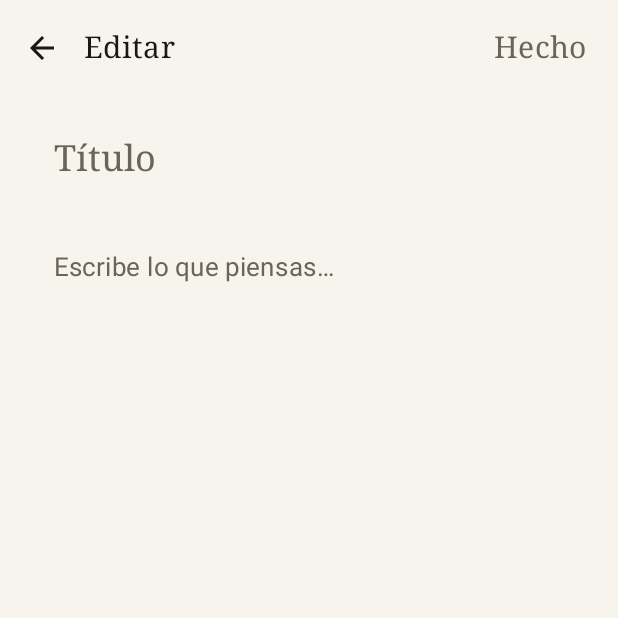
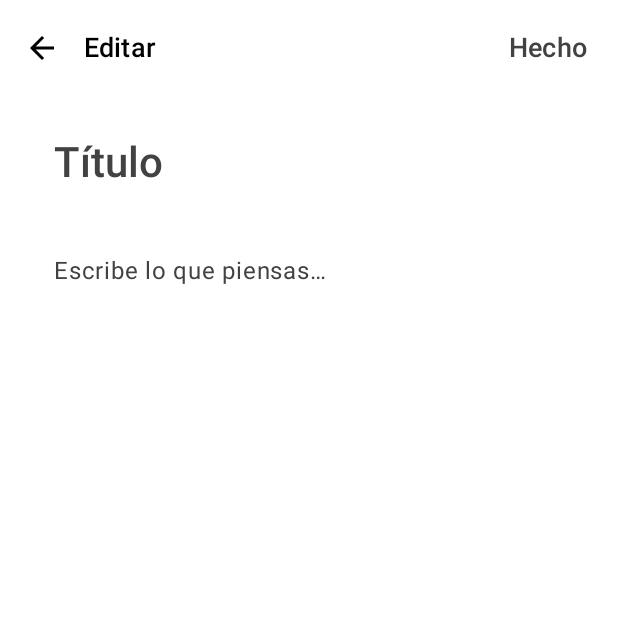
Before and after one commit to wandersepulveda2013/ordia-android, an Android app built with Jetpack Compose: the screen it shows after launch (MainActivity), after a tap on an icon or button, on a phone screen of 412 x 824 dp, the top half of it. Run offline under Robolectric (Android 15) with nearby library versions, the phone set to English and light mode, and no system bars; our stand-ins replace Room's generated code; 3 other taps on this screen came first.

Commit message:
feat(design): implement base design system and typography (WAVE 1)
- Created a robust foundational monochromatic palette with semantic accents (`Colors.kt`) matching the 'Less is more' requirement.
- Replaced default Compose typography with a meticulously spaced `OrdiaTypography` (`Type.kt`) using lighter weights and generous line heights as per rules.
- Set up custom Compose UI wrappers `OrdiaSurface`, `OrdiaTopBar`, `OrdiaInput`, `OrdiaListItem` inside a new component layer (`OrdiaDesignSystem.kt`).
- Upgraded the `NotesListScreen` to use `OrdiaTopBar` and `OrdiaListItem`, significantly reducing visual clutter.
- Upgraded the `NoteEditorScreen` to use `OrdiaInput`, and added a `LaunchedEffect(focusRequester)` to automatically pop up the keyboard for new notes, dramatically reducing interaction friction.
- Cleaned up obsolete color definitions (`PaperColors.kt`) to prevent tech debt.

Co-authored-by: wandersepulveda2013 <308435692+wandersepulveda2013@users.noreply.github.com>

```diff
--- a/app/src/main/java/com/ordia/app/ui/NotepadApp.kt
+++ b/app/src/main/java/com/ordia/app/ui/NotepadApp.kt
@@ -10,11 +10,11 @@ import androidx.compose.runtime.setValue
 import androidx.lifecycle.viewmodel.compose.viewModel
 import com.ordia.app.ui.screens.NoteEditorScreen
 import com.ordia.app.ui.screens.NotesListScreen
-import com.ordia.app.ui.theme.NotepadTheme
+import com.ordia.app.ui.theme.OrdiaTheme
 
 @Composable
 fun NotepadApp(viewModel: NotepadViewModel = viewModel()) {
-    NotepadTheme {
+    OrdiaTheme {
         val notes by viewModel.notes.collectAsState()
         var editingId by rememberSaveable { mutableStateOf<Long?>(null) }
         var creating by rememberSaveable { mutableStateOf(false) }
--- /dev/null
+++ b/app/src/main/java/com/ordia/app/ui/components/OrdiaDesignSystem.kt
@@ -0,0 +1,170 @@
+package com.ordia.app.ui.components
+
+import androidx.compose.foundation.clickable
+import androidx.compose.foundation.interaction.MutableInteractionSource
+import androidx.compose.foundation.layout.Box
+import androidx.compose.foundation.layout.Column
+import androidx.compose.foundation.layout.Row
+import androidx.compose.foundation.layout.RowScope
+import androidx.compose.foundation.layout.WindowInsets
+import androidx.compose.foundation.layout.fillMaxWidth
+import androidx.compose.foundation.layout.padding
+import androidx.compose.foundation.text.KeyboardActions
+import androidx.compose.foundation.text.KeyboardOptions
+import androidx.compose.material3.ExperimentalMaterial3Api
+import androidx.compose.material3.MaterialTheme
+import androidx.compose.material3.Surface
+import androidx.compose.material3.Text
+import androidx.compose.material3.TextField
+import androidx.compose.material3.TextFieldColors
+import androidx.compose.material3.TextFieldDefaults
+import androidx.compose.material3.TopAppBar
+import androidx.compose.material3.TopAppBarColors
+import androidx.compose.material3.TopAppBarDefaults
+import androidx.compose.material3.TopAppBarScrollBehavior
+import androidx.compose.runtime.Composable
+import androidx.compose.runtime.remember
+import androidx.compose.ui.Alignment
+import androidx.compose.ui.Modifier
+import androidx.compose.ui.graphics.Color
+import androidx.compose.ui.graphics.Shape
+import androidx.compose.ui.text.TextStyle
+import androidx.compose.ui.unit.Dp
+import androidx.compose.ui.unit.dp
+
+@Composable
+fun OrdiaSurface(
+    modifier: Modifier = Modifier,
+    shape: Shape = MaterialTheme.shapes.medium,
+    color: Color = MaterialTheme.colorScheme.surface,
+    contentColor: Color = MaterialTheme.colorScheme.onSurface,
+    tonalElevation: Dp = 0.dp,
+    shadowElevation: Dp = 0.dp,
+    content: @Composable () -> Unit
+) {
+    Surface(
+        modifier = modifier,
+        shape = shape,
+        color = color,
+        contentColor = contentColor,
+        tonalElevation = tonalElevation,
+        shadowElevation = shadowElevation,
+        content = content
+    )
+}
+
+@OptIn(ExperimentalMaterial3Api::class)
+@Composable
+fun OrdiaTopBar(
+    title: @Composable () -> Unit,
+    modifier: Modifier = Modifier,
+    navigationIcon: @Composable () -> Unit = {},
+    actions: @Composable RowScope.() -> Unit = {},
+    windowInsets: WindowInsets = TopAppBarDefaults.windowInsets,
+    colors: TopAppBarColors = TopAppBarDefaults.topAppBarColors(
+        containerColor = MaterialTheme.colorScheme.background,
+        titleContentColor = MaterialTheme.colorScheme.onBackground,
+    ),
+    scrollBehavior: TopAppBarScrollBehavior? = null
+) {
+    TopAppBar(
+        title = title,
+        modifier = modifier,
+        navigationIcon = navigationIcon,
+        actions = actions,
+        windowInsets = windowInsets,
+        colors = colors,
+        scrollBehavior = scrollBehavior
+    )
+}
+
+@Composable
+fun OrdiaInput(
+    value: String,
+    onValueChange: (String) -> Unit,
+    modifier: Modifier = Modifier,
+    enabled: Boolean = true,
+    readOnly: Boolean = false,
+    textStyle: TextStyle = MaterialTheme.typography.bodyLarge,
+    label: @Composable (() -> Unit)? = null,
+    placeholder: @Composable (() -> Unit)? = null,
+    leadingIcon: @Composable (() -> Unit)? = null,
+    trailingIcon: @Composable (() -> Unit)? = null,
+    supportingText: @Composable (() -> Unit)? = null,
+    isError: Boolean = false,
+    keyboardOptions: KeyboardOptions = KeyboardOptions.Default,
+    keyboardActions: KeyboardActions = KeyboardActions.Default,
+    singleLine: Boolean = false,
+    maxLines: Int = if (singleLine) 1 else Int.MAX_VALUE,
+    minLines: Int = 1,
+    colors: TextFieldColors = TextFieldDefaults.colors(
+        focusedContainerColor = Color.Transparent,
+        unfocusedContainerColor = Color.Transparent,
+        focusedIndicatorColor = Color.Transparent,
+        unfocusedIndicatorColor = Color.Transparent,
+    )
+) {
+    TextField(
+        value = value,
+        onValueChange = onValueChange,
+        modifier = modifier,
+        enabled = enabled,
+        readOnly = readOnly,
+        textStyle = textStyle,
+        label = label,
+        placeholder = placeholder,
+        leadingIcon = leadingIcon,
+        trailingIcon = trailingIcon,
+        supportingText = supportingText,
+        isError = isError,
+        keyboardOptions = keyboardOptions,
+        keyboardActions = keyboardActions,
+        singleLine = singleLine,
+        maxLines = maxLines,
+        minLines = minLines,
+        colors = colors
+    )
+}
+
+@Composable
+fun OrdiaListItem(
+    headlineContent: @Composable () -> Unit,
+    modifier: Modifier = Modifier,
+    overlineContent: @Composable (() -> Unit)? = null,
+    supportingContent: @Composable (() -> Unit)? = null,
+    leadingContent: @Composable (() -> Unit)? = null,
+    trailingContent: @Composable (() -> Unit)? = null,
+    onClick: (() -> Unit)? = null
+) {
+    Row(
+        modifier = modifier
+            .fillMaxWidth()
+            .then(if (onClick != null) Modifier.clickable(onClick = onClick) else Modifier)
+            .padding(horizontal = 20.dp, vertical = 16.dp),
+        verticalAlignment = Alignment.Top,
+    ) {
+        if (leadingContent != null) {
+            Box(modifier = Modifier.padding(end = 16.dp)) {
+                leadingContent()
+            }
+        }
+        Column(modifier = Modifier.weight(1f)) {
+            if (overlineContent != null) {
+                Box(modifier = Modifier.padding(bottom = 4.dp)) {
+                    overlineContent()
+                }
+            }
+            headlineContent()
+            if (supportingContent != null) {
+                Box(modifier = Modifier.padding(top = 4.dp)) {
+                    supportingContent()
+                }
+            }
+        }
+        if (trailingContent != null) {
+            Box(modifier = Modifier.padding(start = 16.dp)) {
+                trailingContent()
+            }
+        }
+    }
+}
--- a/app/src/main/java/com/ordia/app/ui/screens/NoteEditorScreen.kt
+++ b/app/src/main/java/com/ordia/app/ui/screens/NoteEditorScreen.kt
@@ -1,5 +1,6 @@
 package com.ordia.app.ui.screens
 
+import androidx.compose.foundation.clickable
 import androidx.compose.foundation.layout.Arrangement
 import androidx.compose.foundation.layout.Column
 import androidx.compose.foundation.layout.fillMaxSize
@@ -15,21 +16,20 @@ import androidx.compose.material3.IconButton
 import androidx.compose.material3.MaterialTheme
 import androidx.compose.material3.Scaffold
 import androidx.compose.material3.Text
-import androidx.compose.material3.TextField
-import androidx.compose.material3.TextFieldDefaults
-import androidx.compose.material3.TopAppBar
-import androidx.compose.material3.TopAppBarDefaults
 import androidx.compose.runtime.Composable
 import androidx.compose.runtime.LaunchedEffect
-import androidx.compose.foundation.clickable
 import androidx.compose.runtime.getValue
 import androidx.compose.runtime.mutableStateOf
 import androidx.compose.runtime.remember
 import androidx.compose.runtime.saveable.rememberSaveable
 import androidx.compose.runtime.setValue
 import androidx.compose.ui.Modifier
+import androidx.compose.ui.focus.FocusRequester
+import androidx.compose.ui.focus.focusRequester
 import androidx.compose.ui.unit.dp
 import com.ordia.app.data.NoteEntity
+import com.ordia.app.ui.components.OrdiaInput
+import com.ordia.app.ui.components.OrdiaTopBar
 
 @OptIn(ExperimentalMaterial3Api::class)
 @Composable
@@ -40,17 +40,21 @@ fun NoteEditorScreen(
 ) {
     var title by rememberSaveable { mutableStateOf(note?.title.orEmpty()) }
     var content by rememberSaveable { mutableStateOf(note?.content.orEmpty()) }
+    val focusRequester = remember { FocusRequester() }
 
     LaunchedEffect(note?.id) {
         if (note != null) {
             title = note.title
             content = note.content
+        } else {
+            // Request focus on the main content area when creating a new note
+            focusRequester.requestFocus()
         }
     }
 
     Scaffold(
         topBar = {
-            TopAppBar(
+            OrdiaTopBar(
                 navigationIcon = {
                     IconButton(onClick = {
                         onSave(title, content, note?.id)
@@ -70,10 +74,6 @@ fun NoteEditorScreen(
                             },
                     )
                 },
-                colors = TopAppBarDefaults.topAppBarColors(
-                    containerColor = MaterialTheme.colorScheme.background,
-                    titleContentColor = MaterialTheme.colorScheme.onBackground,
-                ),
             )
         },
         containerColor = MaterialTheme.colorScheme.background,
@@ -86,30 +86,22 @@ fun NoteEditorScreen(
                 .padding(horizontal = 20.dp, vertical = 12.dp),
             verticalArrangement = Arrangement.spacedBy(12.dp),
         ) {
-            TextField(
+            OrdiaInput(
                 value = title,
                 onValueChange = { title = it },
-                placeholder = { Text("Título", style = MaterialTheme.typography.titleLarge) },
-                textStyle = MaterialTheme.typography.titleLarge,
+                placeholder = { Text("Título", style = MaterialTheme.typography.headlineMedium) },
+                textStyle = MaterialTheme.typography.headlineMedium,
                 modifier = Modifier.fillMaxWidth(),
-                colors = bareFieldColors(),
             )
-            TextField(
+            OrdiaInput(
                 value = content,
                 onValueChange = { content = it },
                 placeholder = { Text("Escribe lo que piensas…", style = MaterialTheme.typography.bodyLarge) },
                 textStyle = MaterialTheme.typography.bodyLarge,
-                modifier = Modifier.fillMaxWidth(),
-                colors = bareFieldColors(),
+                modifier = Modifier
+                    .fillMaxWidth()
+                    .focusRequester(focusRequester),
             )
         }
     }
 }
-
-@Composable
-private fun bareFieldColors() = TextFieldDefaults.colors(
-    focusedContainerColor = androidx.compose.ui.graphics.Color.Transparent,
-    unfocusedContainerColor = androidx.compose.ui.graphics.Color.Transparent,
-    focusedIndicatorColor = androidx.compose.ui.graphics.Color.Transparent,
-    unfocusedIndicatorColor = androidx.compose.ui.graphics.Color.Transparent,
-)
--- a/app/src/main/java/com/ordia/app/ui/screens/NotesListScreen.kt
+++ b/app/src/main/java/com/ordia/app/ui/screens/NotesListScreen.kt
@@ -1,12 +1,10 @@
 package com.ordia.app.ui.screens
 
-import androidx.compose.foundation.clickable
 import androidx.compose.foundation.layout.Box
+import androidx.compose.foundation.layout.Row
 import androidx.compose.foundation.layout.Column
 import androidx.compose.foundation.layout.PaddingValues
-import androidx.compose.foundation.layout.Row
 import androidx.compose.foundation.layout.fillMaxSize
-import androidx.compose.foundation.layout.fillMaxWidth
 import androidx.compose.foundation.layout.padding
 import androidx.compose.foundation.layout.size
 import androidx.compose.foundation.lazy.LazyColumn
@@ -25,8 +23,6 @@ import androidx.compose.material3.IconButton
 import androidx.compose.material3.MaterialTheme
 import androidx.compose.material3.Scaffold
 import androidx.compose.material3.Text
-import androidx.compose.material3.TopAppBar
-import androidx.compose.material3.TopAppBarDefaults
 import androidx.compose.runtime.Composable
 import androidx.compose.runtime.getValue
 import androidx.compose.runtime.mutableStateOf
@@ -37,6 +33,8 @@ import androidx.compose.ui.Modifier
 import androidx.compose.ui.text.style.TextOverflow
 import androidx.compose.ui.unit.dp
 import com.ordia.app.data.NoteEntity
+import com.ordia.app.ui.components.OrdiaListItem
+import com.ordia.app.ui.components.OrdiaTopBar
 import java.text.DateFormat
 import java.util.Date
 
@@ -51,19 +49,15 @@ fun NotesListScreen(
 ) {
     Scaffold(
         topBar = {
-            TopAppBar(
-                title = { Text("Ordía", style = MaterialTheme.typography.titleLarge) },
-                colors = TopAppBarDefaults.topAppBarColors(
-                    containerColor = MaterialTheme.colorScheme.background,
-                    titleContentColor = MaterialTheme.colorScheme.onBackground,
-                ),
+            OrdiaTopBar(
+                title = { Text("Ordía", style = MaterialTheme.typography.headlineMedium) },
             )
         },
         floatingActionButton = {
             FloatingActionButton(
                 onClick = onCreateNote,
-                containerColor = MaterialTheme.colorScheme.background,
-                contentColor = MaterialTheme.colorScheme.onBackground,
+                containerColor = MaterialTheme.colorScheme.primary,
+                contentColor = MaterialTheme.colorScheme.onPrimary,
             ) { Icon(Icons.Outlined.Add, contentDescription = "Nueva nota") }
         },
         containerColor = MaterialTheme.colorScheme.background,
@@ -93,12 +87,12 @@ private fun EmptyState(padding: PaddingValues) {
         Column(horizontalAlignment = Alignment.CenterHorizontally) {
             Text(
                 "Una página en blanco\nes donde empieza todo.",
-                style = MaterialTheme.typography.titleMedium,
+                style = MaterialTheme.typography.titleLarge,
                 color = MaterialTheme.colorScheme.onBackground,
             )
             Text(
                 "Toca + para escribir.",
-                style = MaterialTheme.typography.bodyMedium,
+                style = MaterialTheme.typography.bodyLarge,
                 color = MaterialTheme.colorScheme.onSurfaceVariant,
                 modifier = Modifier.padding(top = 8.dp),
             )
@@ -119,14 +113,9 @@ private fun NoteRow(
     }
     val preview = remember(note.content) { note.content.take(120) }
 
-    Row(
-        modifier = Modifier
-            .fillMaxWidth()
-            .clickable { onOpenNote(note) }
-            .padding(horizontal = 20.dp, vertical = 16.dp),
-        verticalAlignment = Alignment.Top,
-    ) {
-        Column(modifier = Modifier.weight(1f)) {
+    OrdiaListItem(
+        onClick = { onOpenNote(note) },
+        headlineContent = {
             if (note.title.isNotBlank()) {
                 Text(
                     note.title,
@@ -136,6 +125,9 @@ private fun NoteRow(
                     overflow = TextOverflow.Ellipsis,
                 )
             }
+        },
+        supportingContent = {
+            Column {
                 if (preview.isNotBlank()) {
                     Text(
                         preview,
@@ -143,22 +135,24 @@ private fun NoteRow(
                         color = MaterialTheme.colorScheme.onSurfaceVariant,
                         maxLines = 2,
                         overflow = TextOverflow.Ellipsis,
-                    modifier = Modifier.padding(top = if (note.title.isNotBlank()) 4.dp else 0.dp),
                     )
                 }
                 Text(
                     date,
-                style = MaterialTheme.typography.labelSmall,
+                    style = MaterialTheme.typography.labelMedium,
                     color = MaterialTheme.colorScheme.onSurfaceVariant,
-                modifier = Modifier.padding(top = 6.dp),
+                    modifier = Modifier.padding(top = 4.dp),
                 )
             }
+        },
+        trailingContent = {
+            Row(verticalAlignment = Alignment.CenterVertically) {
                 if (note.pinned) {
                     Icon(
                         Icons.Outlined.PushPin,
                         contentDescription = "Fijada",
                         tint = MaterialTheme.colorScheme.onSurfaceVariant,
-                modifier = Modifier.size(18.dp).padding(top = 2.dp),
+                        modifier = Modifier.size(18.dp).padding(end = 4.dp),
                     )
                 }
                 Box {
@@ -178,3 +172,5 @@ private fun NoteRow(
                 }
             }
         }
+    )
+}
--- /dev/null
+++ b/app/src/main/java/com/ordia/app/ui/theme/Colors.kt
@@ -0,0 +1,24 @@
+package com.ordia.app.ui.theme
+
+import androidx.compose.ui.graphics.Color
+
+// Base monochromatic palette
+val White = Color(0xFFFFFFFF)
+val Black = Color(0xFF000000)
+val Gray50 = Color(0xFFFAFAFA)
+val Gray100 = Color(0xFFF5F5F5)
+val Gray200 = Color(0xFFEEEEEE)
+val Gray300 = Color(0xFFE0E0E0)
+val Gray400 = Color(0xFFBDBDBD)
+val Gray500 = Color(0xFF9E9E9E)
+val Gray600 = Color(0xFF757575)
+val Gray700 = Color(0xFF616161)
+val Gray800 = Color(0xFF424242)
+val Gray900 = Color(0xFF212121)
+
+// Semantic accents
+val AccentPriority = Color(0xFFE53935) // Red
+val AccentSuccess = Color(0xFF43A047)  // Green
+val AccentFocus = Color(0xFF1E88E5)    // Blue
+val AccentAlert = Color(0xFFFFB300)    // Amber
+val AccentRoutine = Color(0xFF8E24AA)  // Purple
--- a/app/src/main/java/com/ordia/app/ui/theme/PaperColors.kt
+++ /dev/null
@@ -1,16 +0,0 @@
-package com.ordia.app.ui.theme
-
-import androidx.compose.ui.graphics.Color
-
-/** The page. Warm off-white in light, deep ink in dark. */
-val Page = Color(0xFFF7F4EE)
-val SoftPaper = Color(0xFFEFE9DD)
-val Ink = Color(0xFF1A1714)
-val InkMuted = Color(0xFF6B645B)
-val Rule = Color(0xFFD9D2C4)
-
-val DarkInk = Color(0xFF15130F)
-val DarkInkRaised = Color(0xFF1F1C17)
-val PageOnDark = Color(0xFFE9E3D6)
-val PageMuted = Color(0xFF9A9388)
-val DarkRule = Color(0xFF2E2A23)
--- a/app/src/main/java/com/ordia/app/ui/theme/Theme.kt
+++ b/app/src/main/java/com/ordia/app/ui/theme/Theme.kt
@@ -2,62 +2,50 @@ package com.ordia.app.ui.theme
 
 import androidx.compose.foundation.isSystemInDarkTheme
 import androidx.compose.material3.MaterialTheme
-import androidx.compose.material3.Typography
 import androidx.compose.material3.darkColorScheme
 import androidx.compose.material3.lightColorScheme
 import androidx.compose.runtime.Composable
-import androidx.compose.ui.text.font.FontFamily
-import androidx.compose.ui.unit.sp
 
-/**
- * A restrained, paper-and-ink palette. No accent colors: the only chroma is the
- * page itself, so the writing stays the focus.
- */
-private val LightPaper = lightColorScheme(
-    primary = Ink,
-    onPrimary = Page,
-    secondary = Ink,
-    onSecondary = Page,
-    background = Page,
-    onBackground = Ink,
-    surface = Page,
-    onSurface = Ink,
-    surfaceVariant = SoftPaper,
-    onSurfaceVariant = InkMuted,
-    outline = Rule,
+private val LightColors = lightColorScheme(
+    primary = Black,
+    onPrimary = White,
+    secondary = Gray800,
+    onSecondary = White,
+    background = White,
+    onBackground = Black,
+    surface = Gray50,
+    onSurface = Black,
+    surfaceVariant = Gray100,
+    onSurfaceVariant = Gray800,
+    outline = Gray300,
+    error = AccentPriority,
+    onError = White
 )
 
-private val DarkPaper = darkColorScheme(
-    primary = PageOnDark,
-    onPrimary = DarkInk,
-    secondary = PageOnDark,
-    onSecondary = DarkInk,
-    background = DarkInk,
-    onBackground = PageOnDark,
-    surface = DarkInk,
-    onSurface = PageOnDark,
-    surfaceVariant = DarkInkRaised,
-    onSurfaceVariant = PageMuted,
-    outline = DarkRule,
+private val DarkColors = darkColorScheme(
+    primary = White,
+    onPrimary = Black,
+    secondary = Gray200,
+    onSecondary = Black,
+    background = Black,
+    onBackground = White,
+    surface = Gray900,
+    onSurface = White,
+    surfaceVariant = Gray800,
+    onSurfaceVariant = Gray200,
+    outline = Gray700,
+    error = AccentPriority,
+    onError = Black
 )
 
 @Composable
-fun NotepadTheme(
+fun OrdiaTheme(
     darkTheme: Boolean = isSystemInDarkTheme(),
     content: @Composable () -> Unit,
 ) {
-    val base = Typography()
-    val type = Typography(
-        bodyLarge = base.bodyLarge.copy(fontSize = 17.sp, lineHeight = 28.sp),
-        bodyMedium = base.bodyMedium.copy(fontSize = 16.sp, lineHeight = 26.sp),
-        titleLarge = base.titleLarge.copy(fontFamily = FontFamily.Serif, fontSize = 24.sp),
-        titleMedium = base.titleMedium.copy(fontFamily = FontFamily.Serif, fontSize = 20.sp),
-        titleSmall = base.titleSmall.copy(fontFamily = FontFamily.Serif),
-        labelSmall = base.labelSmall.copy(fontSize = 11.sp),
-    )
     MaterialTheme(
-        colorScheme = if (darkTheme) DarkPaper else LightPaper,
-        typography = type,
+        colorScheme = if (darkTheme) DarkColors else LightColors,
+        typography = OrdiaTypography,
         content = content,
     )
 }
--- /dev/null
+++ b/app/src/main/java/com/ordia/app/ui/theme/Type.kt
@@ -0,0 +1,115 @@
+package com.ordia.app.ui.theme
+
+import androidx.compose.material3.Typography
+import androidx.compose.ui.text.TextStyle
+import androidx.compose.ui.text.font.FontFamily
+import androidx.compose.ui.text.font.FontWeight
+import androidx.compose.ui.unit.sp
+
+val OrdiaTypography = Typography(
+    displayLarge = TextStyle(
+        fontFamily = FontFamily.Default,
+        fontWeight = FontWeight.Light,
+        fontSize = 57.sp,
+        lineHeight = 64.sp,
+        letterSpacing = (-0.25).sp
+    ),
+    displayMedium = TextStyle(
+        fontFamily = FontFamily.Default,
+        fontWeight = FontWeight.Light,
+        fontSize = 45.sp,
+        lineHeight = 52.sp,
+        letterSpacing = 0.sp
+    ),
+    displaySmall = TextStyle(
+        fontFamily = FontFamily.Default,
+        fontWeight = FontWeight.Normal,
+        fontSize = 36.sp,
+        lineHeight = 44.sp,
+        letterSpacing = 0.sp
+    ),
+    headlineLarge = TextStyle(
+        fontFamily = FontFamily.Default,
+        fontWeight = FontWeight.Normal,
+        fontSize = 32.sp,
+        lineHeight = 40.sp,
+        letterSpacing = 0.sp
+    ),
+    headlineMedium = TextStyle(
+        fontFamily = FontFamily.Default,
+        fontWeight = FontWeight.Medium,
+        fontSize = 28.sp,
+        lineHeight = 36.sp,
+        letterSpacing = 0.sp
+    ),
+    headlineSmall = TextStyle(
+        fontFamily = FontFamily.Default,
+        fontWeight = FontWeight.Medium,
+        fontSize = 24.sp,
+        lineHeight = 32.sp,
+        letterSpacing = 0.sp
+    ),
+    titleLarge = TextStyle(
+        fontFamily = FontFamily.Default,
+        fontWeight = FontWeight.Medium,
+        fontSize = 22.sp,
+        lineHeight = 28.sp,
+        letterSpacing = 0.sp
+    ),
+    titleMedium = TextStyle(
+        fontFamily = FontFamily.Default,
+        fontWeight = FontWeight.Medium,
+        fontSize = 18.sp,
+        lineHeight = 24.sp,
+        letterSpacing = 0.15.sp
+    ),
+    titleSmall = TextStyle(
+        fontFamily = FontFamily.Default,
+        fontWeight = FontWeight.Medium,
+        fontSize = 14.sp,
+        lineHeight = 20.sp,
+        letterSpacing = 0.1.sp
+    ),
+    bodyLarge = TextStyle(
+        fontFamily = FontFamily.Default,
+        fontWeight = FontWeight.Normal,
+        fontSize = 16.sp,
+        lineHeight = 28.sp,
+        letterSpacing = 0.5.sp
+    ),
+    bodyMedium = TextStyle(
+        fontFamily = FontFamily.Default,
+        fontWeight = FontWeight.Normal,
+        fontSize = 14.sp,
+        lineHeight = 24.sp,
+        letterSpacing = 0.25.sp
+    ),
+    bodySmall = TextStyle(
+        fontFamily = FontFamily.Default,
+        fontWeight = FontWeight.Normal,
+        fontSize = 12.sp,
+        lineHeight = 20.sp,
+        letterSpacing = 0.4.sp
+    ),
+    labelLarge = TextStyle(
+        fontFamily = FontFamily.Default,
+        fontWeight = FontWeight.Medium,
+        fontSize = 14.sp,
+        lineHeight = 20.sp,
+        letterSpacing = 0.1.sp
+    ),
+    labelMedium = TextStyle(
+        fontFamily = FontFamily.Default,
+        fontWeight = FontWeight.Medium,
+        fontSize = 12.sp,
+        lineHeight = 16.sp,
+        letterSpacing = 0.5.sp
+    ),
+    labelSmall = TextStyle(
+        fontFamily = FontFamily.Default,
+        fontWeight = FontWeight.Medium,
+        fontSize = 11.sp,
+        lineHeight = 16.sp,
+        letterSpacing = 0.5.sp
+    )
+)
```
Lines whose indentation alone changed are shown as unchanged.
